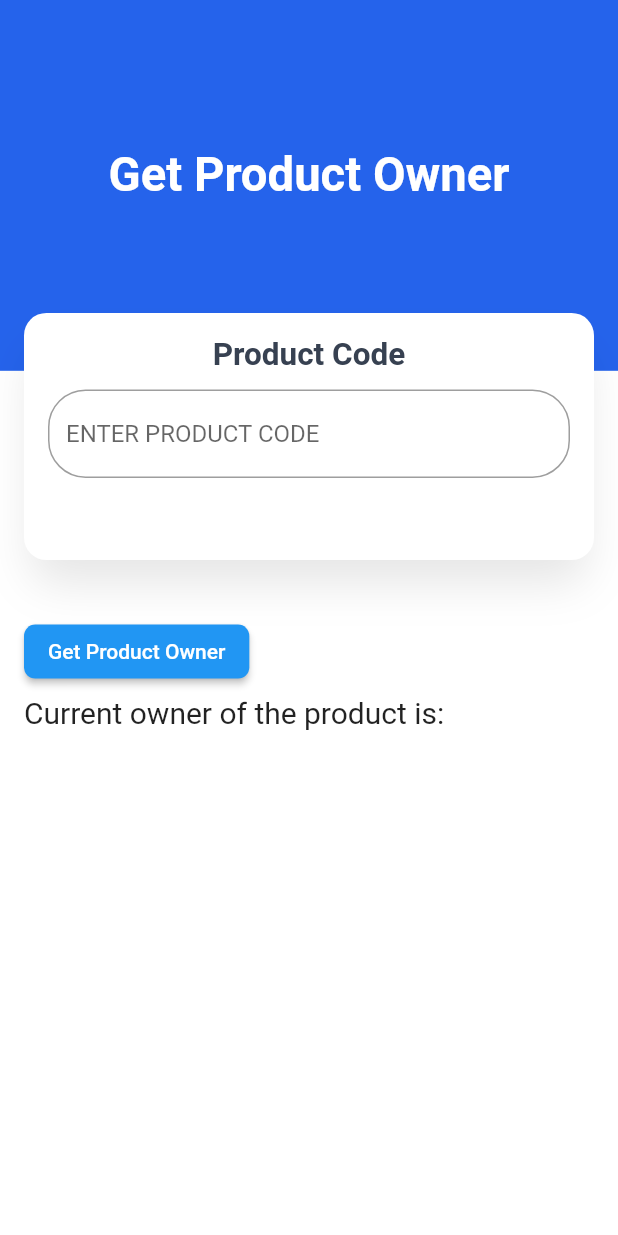
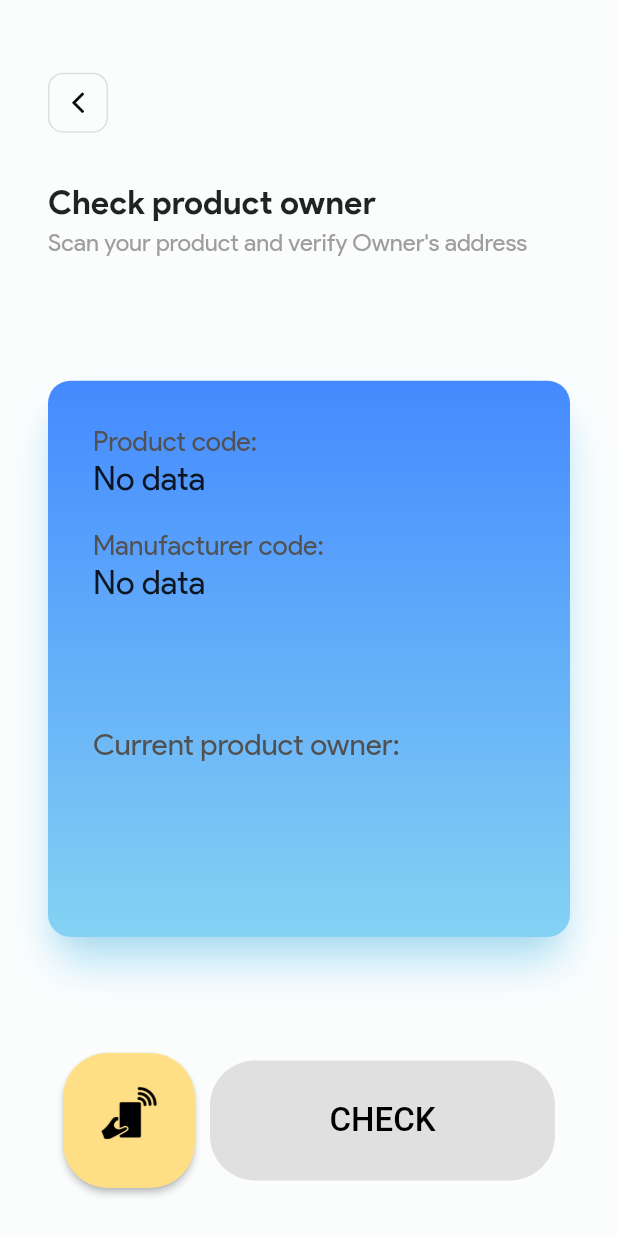
Before and after one commit to Wokstym/ProductChecker, a Flutter app: the BlockchainPage screen opened directly, on a phone screen of 412 x 824 dp. Run offline on Flutter 3.47's test engine with Material 2 defaults, Android fonts, the phone set to English and light mode, and no system bars; drawn by our look-alikes of velocity_x; missing offline and left inert: nfc_in_flutter, web3dart.

Commit message:
refactored owner product check screen

```diff
--- a/lib/src/services/contract_service_impl.dart
+++ b/lib/src/services/contract_service_impl.dart
@@ -4,7 +4,6 @@ import 'package:product_check/src/services/contract_service_interface.dart';
 import 'package:web3dart/web3dart.dart';
 
 class ContractServiceImpl implements ContractService {
-
   static final String contractPath = "assets/ABI.json";
   final String myAddress;
   final String infuraURL;
@@ -14,8 +13,8 @@ class ContractServiceImpl implements ContractService {
   Client httpClient;
   Web3Client ethClient;
 
-  ContractServiceImpl(this.myAddress, this.contractAddress, this.infuraURL,
-      this.contractName) {
+  ContractServiceImpl(
+      this.myAddress, this.contractAddress, this.infuraURL, this.contractName) {
     httpClient = Client();
     ethClient = Web3Client(infuraURL, httpClient);
   }
@@ -26,16 +25,14 @@ class ContractServiceImpl implements ContractService {
   }
 
   @override
-  String getCurrentOwnerAddress(BigInt productCode) {
-    getProductOwner(productCode).then((value) => {
-      productOwner = value
-    });
+  Future<String> getCurrentOwnerAddress(BigInt productCode) async {
+    String value = await getProductOwner(productCode);
+    productOwner = value;
     return productOwner;
   }
 
   Future<String> getProductOwner(BigInt productCode) async {
-    List<dynamic> response =
-    await query("getCurrentOwner", [productCode]);
+    List<dynamic> response = await query("getCurrentOwner", [productCode]);
     return response[0].toString();
   }
 
--- a/lib/src/services/contract_service_interface.dart
+++ b/lib/src/services/contract_service_interface.dart
@@ -1,4 +1,5 @@
 abstract class ContractService {
-  String getCurrentOwnerAddress(BigInt productCode);
+  Future<String> getCurrentOwnerAddress(BigInt productCode);
+
   bool checkAuthorship(String manufacturerAddress, BigInt manufacturerCode);
 }
--- a/lib/src/utils/component_utils.dart
+++ b/lib/src/utils/component_utils.dart
@@ -4,10 +4,10 @@ class ComponentUtils {
   static double screenHeightPercent(BuildContext context, int percent) =>
       (MediaQuery.of(context).size.height / 100 * percent);
 
-  static List<BoxShadow> boxShadow() {
+  static List<BoxShadow> boxShadow({Color color}) {
     return [
-      const BoxShadow(
-        color: Color.fromRGBO(0, 0, 0, 0.1),
+       BoxShadow(
+        color: color ?? Color.fromRGBO(0, 0, 0, 0.1),
         blurRadius: 25.0,
         spreadRadius: -5.0,
         offset: Offset(0.0, 20.0),
--- a/lib/src/views/ui/blockchain_requests_page.dart
+++ b/lib/src/views/ui/blockchain_requests_page.dart
@@ -1,7 +1,9 @@
 import 'package:flutter/material.dart';
-import 'package:flutter/services.dart';
+import 'package:product_check/src/models/record.dart';
 import 'package:product_check/src/services/contract_service_interface.dart';
-import 'package:velocity_x/velocity_x.dart';
+import 'package:product_check/src/utils/component_utils.dart';
+
+import 'nfc_reader.dart';
 
 class BlockchainPage extends StatefulWidget {
   BlockchainPage({Key key, this.title, this.contractService}) : super(key: key);
@@ -13,93 +15,198 @@ class BlockchainPage extends StatefulWidget {
 }
 
 class _BlockchainPageState extends State<BlockchainPage> {
-  final String title = "Product Code";
-  final productCodeController = TextEditingController();
   final ContractService contractService;
-  String productCode = '';
-  String productOwner = '';
+  String productOwner;
+  Record nfcRecord;
+  bool loading = false;
 
   _BlockchainPageState(this.contractService);
 
-  getTextInputData() {
+  getTextInputData() async {
     setState(() {
-      productCode = productCodeController.text;
-      productOwner =
-          contractService.getCurrentOwnerAddress(BigInt.parse(productCode));
+      loading = true;
+    });
+    String result = await contractService
+        .getCurrentOwnerAddress(BigInt.parse(nfcRecord.productCode));
+    setState(() {
+      productOwner = result;
+      loading = false;
+    });
+  }
+
+  scanNFC() async {
+    Record valueRed = await Navigator.push(
+        context,
+        MaterialPageRoute(builder: (context) => NFCReader(title: "NFC page")
+            // comment above and uncomment below for testing screen
+            // NFCMockReader(title: "NFC page")
+            ));
+    setState(() {
+      productOwner = null;
+      nfcRecord = valueRed;
     });
   }
 
   @override
   void initState() {
     super.initState();
-  }
-
-  @override
-  void dispose() {
-    productCodeController.dispose();
-    super.dispose();
+    setState(() {
+      productOwner = null;
+    });
   }
 
   @override
   Widget build(BuildContext context) {
     return Scaffold(
-        backgroundColor: Colors.white,
-        body: ZStack([
-          VxBox()
-              .blue600
-              .size(context.screenWidth, context.percentHeight * 30)
-              .make(),
-          VStack([
-            (context.percentHeight * 10).heightBox,
-            "\Get Product Owner"
-                .text
-                .xl4
-                .white
-                .bold
-                .center
-                .makeCentered()
-                .py16(),
-            (context.percentHeight * 5).heightBox,
-            VxBox(
-                    child: VStack([
-              title.text.gray700.xl2.semiBold.makeCentered(),
-              10.heightBox,
-              TextFormField(
-                keyboardType: TextInputType.number,
-                controller: productCodeController,
-                decoration: InputDecoration(
-                  hintText: "ENTER " + title.toUpperCase(),
-                  fillColor: Colors.white,
-                  border: new OutlineInputBorder(
-                    borderRadius: new BorderRadius.circular(25.0),
-                    borderSide: new BorderSide(),
+        backgroundColor: Color(0xFFfbfdfd),
+        body: Padding(
+            padding: const EdgeInsets.all(32.0),
+            child: Column(children: [
+              SizedBox(height: ComponentUtils.screenHeightPercent(context, 2)),
+              //I wanted this button little bit smaller but it is retarded and i makes icon smaller fuck
+              new SizedBox(
+                  width: 40.0,
+                  height: 40.0,
+                  child: MaterialButton(
+                    child: Image.asset(
+                      'assets/back_icon_centered.png',
+                    ),
+                    shape: RoundedRectangleBorder(
+                        side: BorderSide(width: 1, color: Color(0x77BDBDBD)),
+                        borderRadius: BorderRadius.circular(10)),
+                    onPressed: () => Navigator.pop(context),
+                  )),
+              SizedBox(height: ComponentUtils.screenHeightPercent(context, 4)),
+              new Text("Check product owner",
+                  style: new TextStyle(
+                      fontSize: 22.0,
+                      fontFamily: 'ProductSans',
+                      fontWeight: FontWeight.bold)),
+              Padding(
+                  padding: const EdgeInsets.only(top: 4),
+                  child:
+                      new Text("Scan your product and verify Owner's address",
+                          style: new TextStyle(
+                            fontSize: 16.0,
+                            color: Colors.grey,
+                            fontFamily: 'ProductSans',
+                          ))),
+              SizedBox(height: ComponentUtils.screenHeightPercent(context, 10)),
+              Container(
+                  decoration: BoxDecoration(
+                      gradient: LinearGradient(
+                          begin: Alignment.topCenter,
+                          end: Alignment.bottomCenter,
+                          colors: [Colors.blueAccent, Color(0xFF84d2f3)]),
+                      // color: Color(0xFF84d2f3),
+                      borderRadius: BorderRadius.circular(15),
+                      boxShadow:
+                          ComponentUtils.boxShadow(color: Color(0xAA84d2f3))),
+                  height: ComponentUtils.screenHeightPercent(context, 45),
+                  width: double.maxFinite,
+                  child: Padding(
+                      padding: const EdgeInsets.fromLTRB(30, 30, 22, 50),
+                      child: Column(
+                          crossAxisAlignment: CrossAxisAlignment.start,
+                          children: [
+                            new Text("Product code:",
+                                textAlign: TextAlign.left,
+                                style: new TextStyle(
+                                  fontSize: 18.0,
+                                  color: Color(0xFF515151),
+                                  fontFamily: 'ProductSans',
+                                )),
+                            new Text(
+                                nfcRecord != null
+                                    ? nfcRecord.productCode
+                                    : "No data",
+                                textAlign: TextAlign.left,
+                                style: new TextStyle(
+                                  fontSize: 22.0,
+                                  fontFamily: 'ProductSans',
+                                )),
+                            SizedBox(height: 20),
+                            new Text("Manufacturer code:",
+                                textAlign: TextAlign.left,
+                                style: new TextStyle(
+                                  color: Color(0xFF515151),
+                                  fontSize: 18.0,
+                                  fontFamily: 'ProductSans',
+                                )),
+                            new Text(
+                                nfcRecord != null
+                                    ? nfcRecord.manufacturerCode
+                                    : "No data",
+                                textAlign: TextAlign.left,
+                                style: new TextStyle(
+                                  fontSize: 22.0,
+                                  fontFamily: 'ProductSans',
+                                )),
+                            SizedBox(
+                                height: ComponentUtils.screenHeightPercent(
+                                    context, 10)),
+                            new Text("Current product owner:",
+                                textAlign: TextAlign.left,
+                                style: new TextStyle(
+                                  fontSize: 20.0,
+                                  color: Color(0xFF515151),
+                                  fontFamily: 'ProductSans',
+                                )),
+                            if (loading)
+                              Padding(
+                                  padding: const EdgeInsets.only(top: 20),
+                                  child: Center(
+                                      child: CircularProgressIndicator()))
+                            else
+                              new Text(productOwner != null ? productOwner : "",
+                                  textAlign: TextAlign.left,
+                                  style: new TextStyle(
+                                    fontSize: 20.0,
+                                    fontFamily: 'ProductSans',
+                                  ))
+                          ]))),
+              Expanded(child: Container()),
+              // Padding(
+              //     padding: const EdgeInsets.all(32.0),
+              //     child:
+              Row(
+                mainAxisAlignment: MainAxisAlignment.spaceEvenly,
+                children: [
+                  MaterialButton(
+                    height: 80,
+                    // minWidth: 200,
+                    child: Image.asset(
+                      'assets/scan_icon.png',
+                      height: 50,
+                    ),
+                    onPressed: () => scanNFC(),
+                    padding: EdgeInsets.all(20.0),
+                    color: Color(0xFFfedf85),
+                    shape: RoundedRectangleBorder(
+                        borderRadius: BorderRadius.circular(30)),
                   ),
-                ),
-              ),
-            ]))
-                .p16
-                .white
-                .size(context.screenWidth, context.percentHeight * 20)
-                .rounded
-                .shadowXl
-                .make()
-                .p16(),
-            5.heightBox,
-            VStack(
-              [
-                RaisedButton(
-                    onPressed: getTextInputData,
-                    color: Colors.blue,
-                    shape: Vx.roundedSm,
-                    child: "Get Product Owner".text.white.make()),
-                5.heightBox,
-                Text("Current owner of the product is: $productOwner",
-                    style: TextStyle(fontSize: 20))
-              ],
-              alignment: MainAxisAlignment.spaceAround,
-              axisSize: MainAxisSize.max,
-            ).p16(),
-          ])
-        ]));
+                  MaterialButton(
+                    height: 80,
+                    minWidth: 230,
+                    child: Text(
+                      "CHECK",
+                      style: TextStyle(
+                        fontSize: 22.0,
+                      ),
+                    ),
+                    onPressed:
+                        nfcRecord != null ? () => getTextInputData() : null,
+                    padding: EdgeInsets.all(20.0),
+                    color: Color(0xFF9ddbf5),
+                    disabledColor: Color(0xFFE0E0E0),
+                    textColor: Colors.black,
+                    disabledTextColor: Colors.white,
+                    elevation: 0,
+                    shape: RoundedRectangleBorder(
+                        borderRadius: BorderRadius.circular(30)),
+                  ),
+                ],
+              )
+            ], crossAxisAlignment: CrossAxisAlignment.start)));
   }
 }
--- a/lib/src/views/ui/main_page.dart
+++ b/lib/src/views/ui/main_page.dart
@@ -84,6 +84,6 @@ Future navigateToWriteNFCPage(BuildContext context) async {
       MaterialPageRoute(
           builder: (context) => NFCWriter(
                 title: "NFC page",
-                record: Record("2342346463", "22342643622"),
+                record: Record("212321", "22342643622"),
               )));
 }
```
Also changed, not shown: assets/back_icon.png (added), assets/back_icon_centered.png (added).
